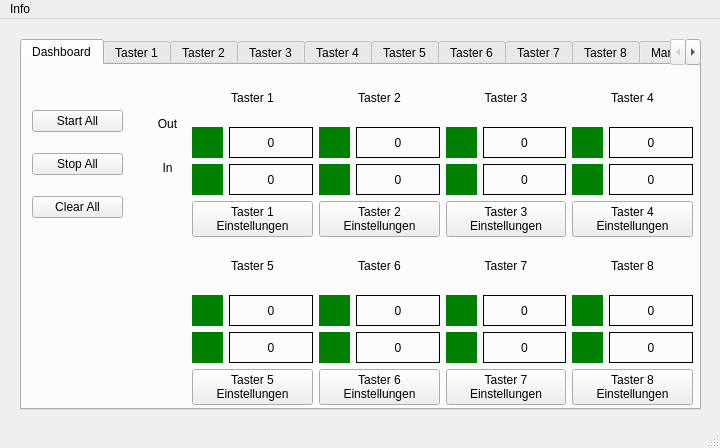
The window that Forms/TikTak.ui (joey9D/TicTac-Dashboard) describes before a commit, drawn with Qt 5.
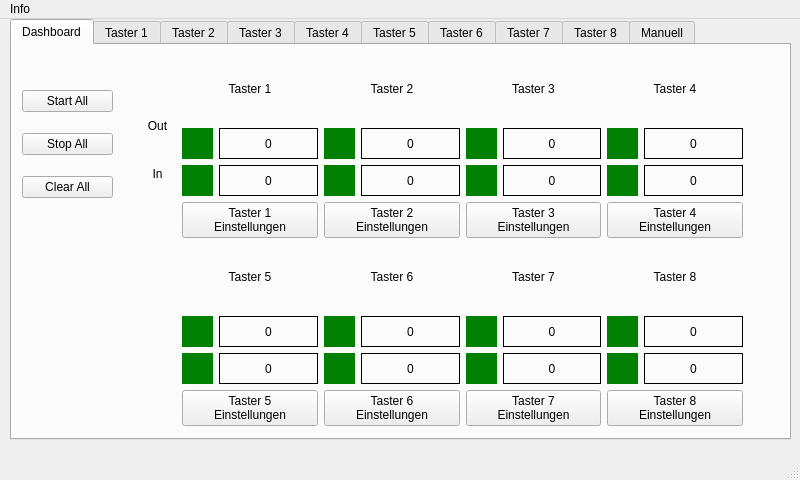
The same window after the commit. The open tabs and pages were chosen to show the change. Custom widgets are drawn as their Qt base class.

Diff of the .ui file:
```diff
--- a/Forms/TikTak.ui
+++ b/Forms/TikTak.ui
@@ -2,12 +2,15 @@
 <ui version="4.0">
  <class>MainWindow</class>
  <widget class="QMainWindow" name="MainWindow">
+  <property name="enabled">
+   <bool>true</bool>
+  </property>
   <property name="geometry">
    <rect>
     <x>0</x>
     <y>0</y>
-    <width>720</width>
-    <height>448</height>
+    <width>800</width>
+    <height>480</height>
    </rect>
   </property>
   <property name="windowTitle">
@@ -17,10 +20,10 @@
    <widget class="QTabWidget" name="tabWidget">
     <property name="geometry">
      <rect>
-      <x>20</x>
-      <y>20</y>
-      <width>681</width>
-      <height>371</height>
+      <x>10</x>
+      <y>0</y>
+      <width>781</width>
+      <height>421</height>
      </rect>
     </property>
     <property name="currentIndex">
@@ -35,8 +38,8 @@
        <rect>
         <x>170</x>
         <y>10</y>
-        <width>501</width>
-        <height>330</height>
+        <width>561</width>
+        <height>371</height>
        </rect>
       </property>
       <layout class="QGridLayout" name="gridLayout">
@@ -936,9 +939,9 @@
       <property name="geometry">
        <rect>
         <x>120</x>
-        <y>40</y>
+        <y>60</y>
         <width>51</width>
-        <height>121</height>
+        <height>131</height>
        </rect>
       </property>
       <layout class="QVBoxLayout" name="vL_Led1_5">
@@ -973,7 +976,7 @@
          <property name="sizeHint" stdset="0">
           <size>
            <width>20</width>
-           <height>40</height>
+           <height>42</height>
           </size>
          </property>
         </spacer>
@@ -3058,7 +3061,7 @@
     <rect>
      <x>0</x>
      <y>0</y>
-     <width>720</width>
+     <width>800</width>
      <height>30</height>
     </rect>
    </property>
```
Left out of the diff: 709 changed lines with no effect on the pictures.
